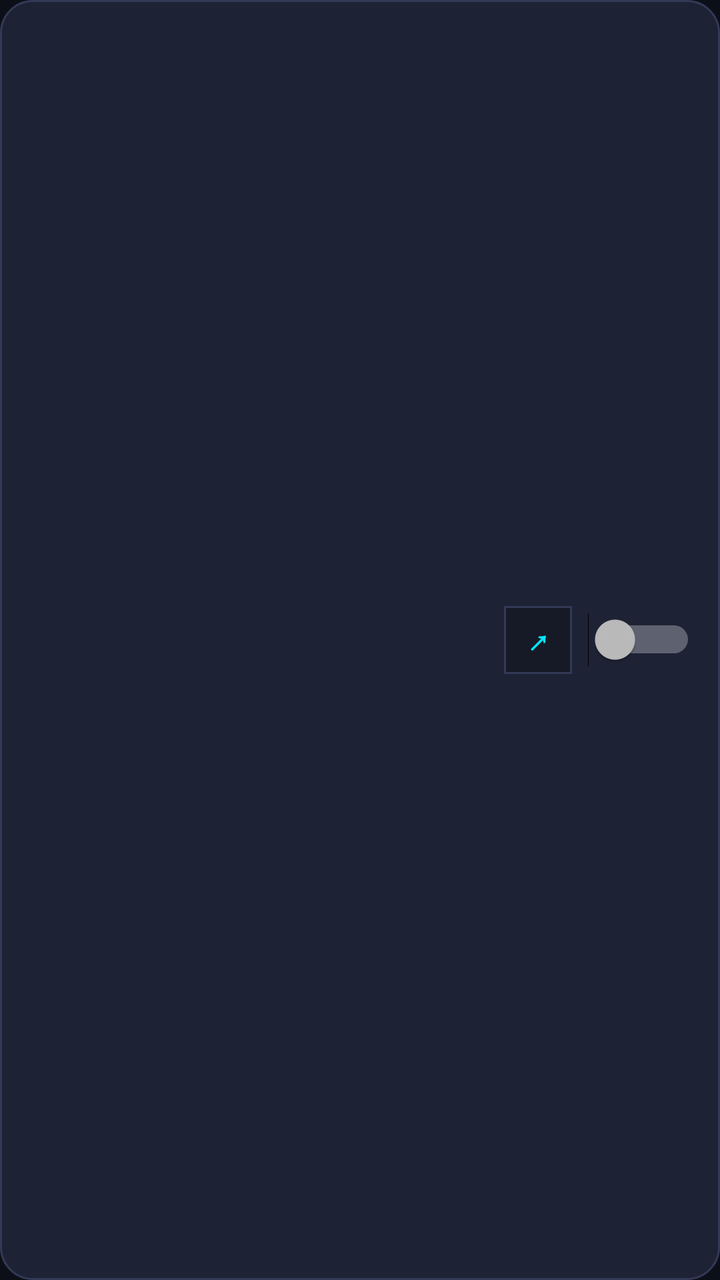
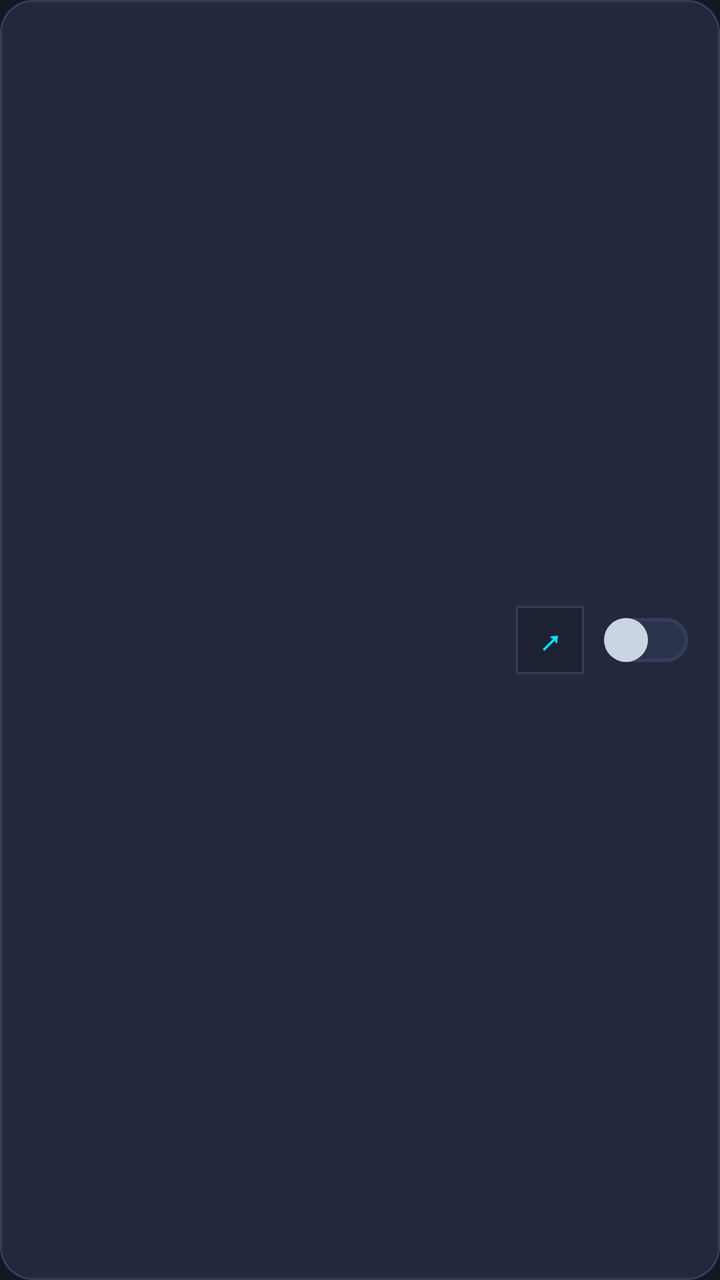

Before-and-after screenshots of an Android layout around one commit, followed by the original layout XML and the change that was made.
<!-- AndroidManifest.xml: application theme Theme.PinMaster -->
<!-- res/layout/item_app.xml -->
<?xml version="1.0" encoding="utf-8"?>
<LinearLayout xmlns:android="http://schemas.android.com/apk/res/android"
    android:layout_width="match_parent"
    android:layout_height="wrap_content"
    android:orientation="horizontal"
    android:background="@drawable/card_bg"
    android:layout_marginBottom="10dp"
    android:padding="12dp"
    android:gravity="center_vertical">

    <ImageView
        android:id="@+id/app_icon"
        android:layout_width="48dp"
        android:layout_height="48dp"
        android:scaleType="fitCenter"
        android:layout_marginEnd="12dp" />

    <LinearLayout
        android:layout_width="0dp"
        android:layout_height="wrap_content"
        android:layout_weight="1"
        android:orientation="vertical"
        android:layout_marginEnd="10dp">

        <TextView
            android:id="@+id/app_name"
            android:layout_width="match_parent"
            android:layout_height="wrap_content"
            android:textColor="@color/text_primary"
            android:textSize="15sp"
            android:textStyle="bold"
            android:singleLine="true"
            android:maxLines="1"
            android:ellipsize="end" />

        <LinearLayout
            android:layout_width="match_parent"
            android:layout_height="wrap_content"
            android:orientation="horizontal"
            android:gravity="center_vertical"
            android:layout_marginTop="3dp">

            <TextView
                android:id="@+id/app_package"
                android:layout_width="0dp"
                android:layout_height="wrap_content"
                android:layout_weight="1"
                android:textColor="@color/text_muted"
                android:textSize="11sp"
                android:singleLine="true"
                android:maxLines="1"
                android:ellipsize="end" />

            <TextView
                android:id="@+id/tv_lock_mode"
                android:layout_width="wrap_content"
                android:layout_height="wrap_content"
                android:background="@drawable/badge_mode"
                android:textColor="@color/accent_cyan"
                android:textSize="10sp"
                android:text="Sabit Kilit"
                android:visibility="gone"
                android:layout_marginStart="6dp" />

        </LinearLayout>

    </LinearLayout>

    <LinearLayout
        android:layout_width="wrap_content"
        android:layout_height="wrap_content"
        android:orientation="horizontal"
        android:gravity="center_vertical">

        
        <Button
            android:id="@+id/btn_launch_app"
            android:layout_width="34dp"
            android:layout_height="34dp"
            android:background="@drawable/btn_launch"
            android:text="↗"
            android:textSize="16sp"
            android:textStyle="bold"
            android:textColor="@color/accent_cyan"
            android:gravity="center"
            android:includeFontPadding="false"
            android:padding="0dp"
            android:layout_marginEnd="8dp"
            android:stateListAnimator="@null" />

        
        <Switch
            android:id="@+id/app_switch"
            android:layout_width="wrap_content"
            android:layout_height="wrap_content"
            android:focusable="false"
            android:clickable="true" />

    </LinearLayout>

</LinearLayout>
<!-- resources referenced by this layout -->
<resources>
  <color name="accent_cyan">#00E5FF</color>
  <color name="text_muted">#686B82</color>
  <color name="text_primary">#FFFFFF</color>
  <!-- drawable badge_mode (drawable) -->
  <?xml version="1.0" encoding="utf-8"?>
  <shape xmlns:android="http://schemas.android.com/apk/res/android"
      android:shape="rectangle">
      <solid android:color="#1A1F30" />
      <stroke android:width="1dp" android:color="#363E5D" />
      <corners android:radius="0dp" />
      <padding
          android:left="6dp"
          android:right="6dp"
          android:top="2dp"
          android:bottom="2dp" />
  </shape>
  <!-- drawable card_bg (drawable) -->
  <?xml version="1.0" encoding="utf-8"?>
  <shape xmlns:android="http://schemas.android.com/apk/res/android"
      android:shape="rectangle">
      <solid android:color="@color/bg_card" />
      <corners android:radius="16dp" />
      <stroke android:width="1dp" android:color="@color/card_stroke" />
  </shape>
  <style name="Theme.PinMaster" parent="@android:style/Theme.DeviceDefault.NoActionBar">
          <item name="android:windowBackground">@color/bg_dark</item>
          <item name="android:statusBarColor">@color/bg_dark</item>
          <item name="android:navigationBarColor">@color/bg_dark</item>
          <item name="android:windowLightStatusBar">false</item>
          <item name="android:colorAccent">@color/accent_cyan</item>
      </style>
  <color name="bg_surface">#161926</color>
  <color name="card_stroke">#333A56</color>
  <color name="bg_card">#1E2235</color>
  <color name="bg_dark">#0D0F18</color>
  <!-- unchanged entries left out for length: 1 -->
</resources>

<!-- the commit's change to res/layout/item_app.xml (unified diff, before → after) -->
@@ -93,6 +93,10 @@
             android:id="@+id/app_switch"
             android:layout_width="wrap_content"
             android:layout_height="wrap_content"
+            android:track="@drawable/switch_track"
+            android:thumb="@drawable/switch_thumb"
+            android:splitTrack="false"
+            android:showText="false"
             android:focusable="false"
             android:clickable="true" />
 
<!-- resource entries referenced after the edit -->
@@ -1,8 +1,8 @@
 <!-- resources referenced by this layout -->
 <resources>
   <color name="accent_cyan">#00E5FF</color>
-  <color name="text_muted">#686B82</color>
-  <color name="text_primary">#FFFFFF</color>
+  <color name="text_muted">#687494</color>
+  <color name="text_primary">#F4F7FC</color>
   <!-- drawable badge_mode (drawable) -->
   <?xml version="1.0" encoding="utf-8"?>
   <shape xmlns:android="http://schemas.android.com/apk/res/android"
@@ -24,17 +24,69 @@
       <corners android:radius="16dp" />
       <stroke android:width="1dp" android:color="@color/card_stroke" />
   </shape>
+  <!-- drawable switch_thumb (drawable) -->
+  <?xml version="1.0" encoding="utf-8"?>
+  <selector xmlns:android="http://schemas.android.com/apk/res/android">
+      <item android:state_checked="true">
+          <inset android:insetLeft="2dp" android:insetRight="2dp" android:insetTop="2dp" android:insetBottom="2dp">
+              <shape android:shape="oval">
+                  <size android:width="22dp" android:height="22dp" />
+                  <solid android:color="@color/switch_thumb_on" />
+              </shape>
+          </inset>
+      </item>
+      <item>
+          <inset android:insetLeft="2dp" android:insetRight="2dp" android:insetTop="2dp" android:insetBottom="2dp">
+              <shape android:shape="oval">
+                  <size android:width="22dp" android:height="22dp" />
+                  <solid android:color="@color/switch_thumb_off" />
+              </shape>
+          </inset>
+      </item>
+  </selector>
+  <!-- drawable switch_track (drawable) -->
+  <?xml version="1.0" encoding="utf-8"?>
+  <selector xmlns:android="http://schemas.android.com/apk/res/android">
+      
+      <item android:state_checked="true">
+          <shape android:shape="rectangle">
+              <size android:width="48dp" android:height="26dp" />
+              <corners android:radius="13dp" />
+              <solid android:color="@color/switch_track_on" />
+          </shape>
+      </item>
+      
+      <item>
+          <shape android:shape="rectangle">
+              <size android:width="48dp" android:height="26dp" />
+              <corners android:radius="13dp" />
+              <solid android:color="@color/switch_track_off" />
+              <stroke android:width="1.5dp" android:color="@color/card_stroke" />
+          </shape>
+      </item>
+  </selector>
   <style name="Theme.PinMaster" parent="@android:style/Theme.DeviceDefault.NoActionBar">
           <item name="android:windowBackground">@color/bg_dark</item>
           <item name="android:statusBarColor">@color/bg_dark</item>
           <item name="android:navigationBarColor">@color/bg_dark</item>
           <item name="android:windowLightStatusBar">false</item>
           <item name="android:colorAccent">@color/accent_cyan</item>
+          <item name="android:switchStyle">@style/ModernSwitch</item>
       </style>
-  <color name="bg_surface">#161926</color>
-  <color name="card_stroke">#333A56</color>
-  <color name="bg_card">#1E2235</color>
-  <color name="bg_dark">#0D0F18</color>
+  <color name="bg_surface">#1C2232</color>
+  <color name="card_stroke">#343E5C</color>
+  <color name="bg_card">#22293D</color>
+  <color name="switch_thumb_on">#FFFFFF</color>
+  <color name="switch_thumb_off">#CBD5E1</color>
+  <color name="switch_track_on">#00B4D8</color>
+  <color name="switch_track_off">#2C344C</color>
+  <color name="bg_dark">#131722</color>
+  <style name="ModernSwitch" parent="android:Widget.CompoundButton">
+          <item name="android:track">@drawable/switch_track</item>
+          <item name="android:thumb">@drawable/switch_thumb</item>
+          <item name="android:splitTrack">false</item>
+          <item name="android:showText">false</item>
+      </style>
   <!-- unchanged entries left out for length: 1 -->
 </resources>
 
